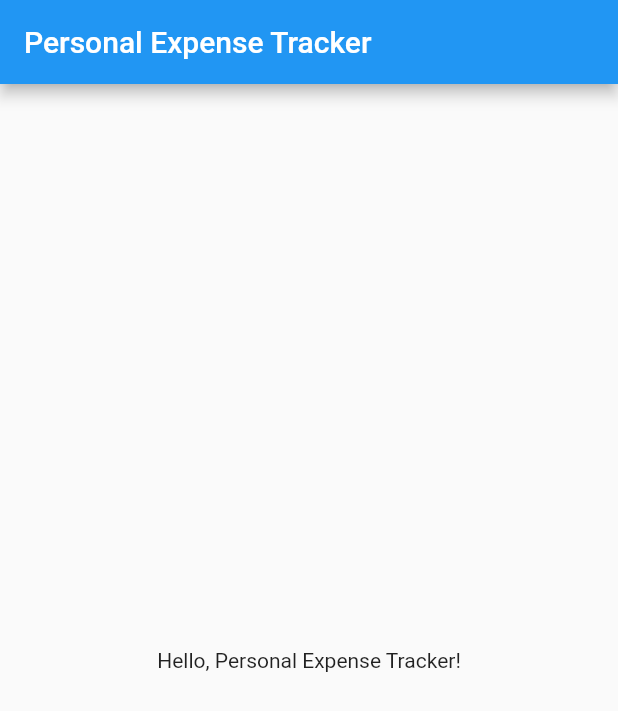
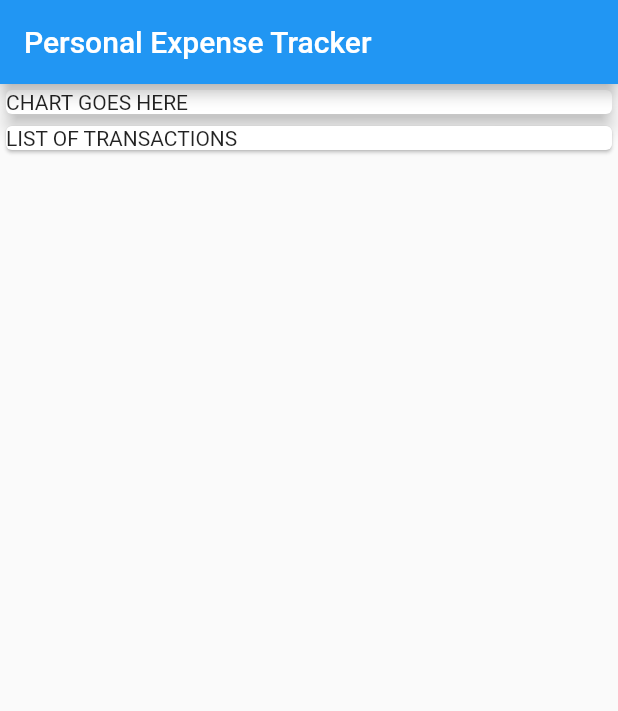
Before and after one commit to bottrell/ExpenseTracker, a Flutter app: the screen it shows after launch, on a phone screen of 412 x 824 dp. Shown: the top 711 px of the screen. Run offline on Flutter 3.47's test engine with Material 2 defaults, Android fonts, the phone set to English and light mode, and no system bars.

Commit message:
Added column, card, and container to wrap text of the home page

```diff
--- a/lib/main.dart
+++ b/lib/main.dart
@@ -27,7 +27,17 @@ class MyHomePage extends StatelessWidget {
   Widget build(BuildContext context) {
     return Scaffold(
       appBar: AppBar(title: Text(title!)),
-      body: Center(child: Text("Hello, Personal Expense Tracker!")),
+      body: Column(
+        children: [
+          Card(
+              elevation: 5,
+              child: Container(
+                  width: double.infinity, child: Text("CHART GOES HERE"))),
+          Card(
+              child: Container(
+                  width: double.infinity, child: Text("LIST OF TRANSACTIONS"))),
+        ],
+      ),
     );
   }
 }
```
